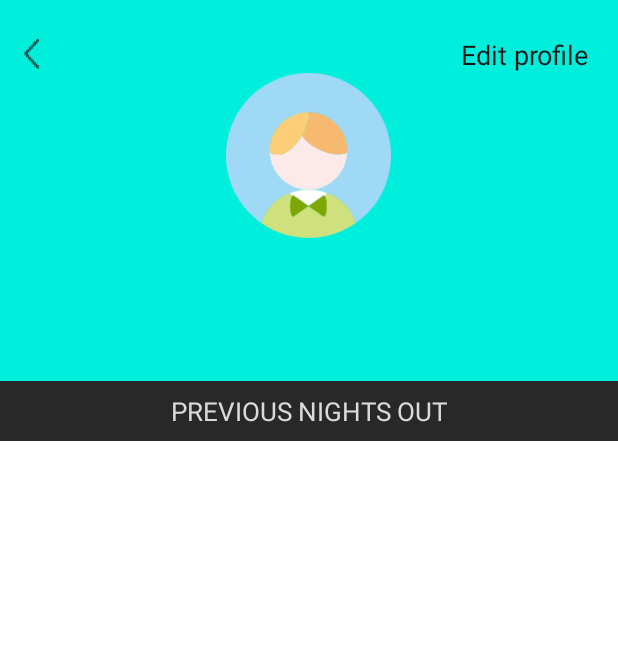
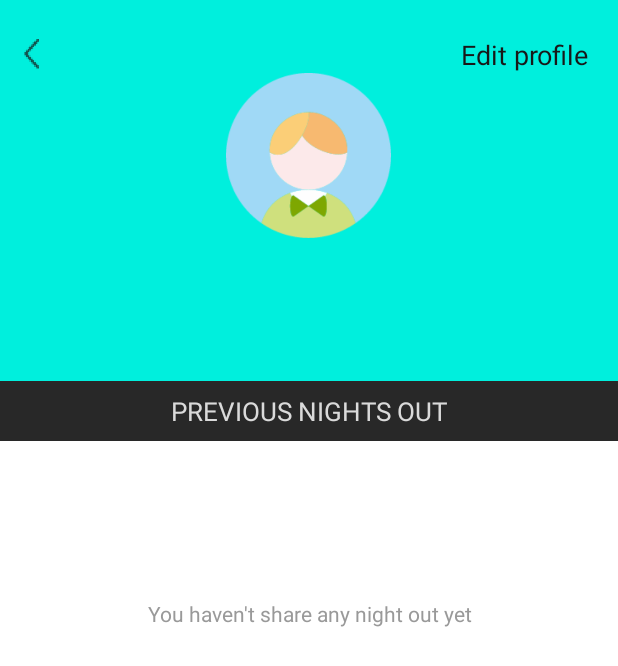
Before and after one commit to isjeffcom/outout_app, an Android app: the profileActivity screen opened directly, with no data from a screen before it, on a phone screen of 412 x 824 dp. Shown: the top 666 px of the screen. Run offline under Robolectric (Android 15) with nearby library versions, the phone set to English and light mode, and no system bars; our stand-ins replace Volley; libraries missing offline, so code that uses them is left out: com.facebook.drawee; network calls fail; pictures from the network do not load.

Commit message:
1. Check password match and at least 6 cha before register 2. Disable system back button in some activity 3. Fixed some bugs 4. User experience improvement.

```diff
--- a/app/src/main/java/com/example/tineshia/outout/profileActivity.java
+++ b/app/src/main/java/com/example/tineshia/outout/profileActivity.java
@@ -135,6 +135,8 @@ public class profileActivity extends AppCompatActivity {
                     @Override
                     public void onResponse(JSONArray response) {
 
+                        pa_container.removeAllViews();
+
                         for(int i=0;i<response.length();i++){
                             JSONObject object = (JSONObject) response.opt(i);
 
@@ -153,6 +155,7 @@ public class profileActivity extends AppCompatActivity {
 
                                 SimpleDraweeView c_img = (SimpleDraweeView) s.findViewById(R.id.p_c_img);
 
+
                                 //Set image using fresco
                                 Uri c_imageUrl = Uri.parse(object.getString("img"));
                                 c_img.setImageURI(c_imageUrl);
@@ -161,7 +164,7 @@ public class profileActivity extends AppCompatActivity {
 
                             }catch (JSONException e) {
                                 e.printStackTrace();
-                                Toast.makeText(profileActivity.this, "Check your internet connection.", Toast.LENGTH_SHORT).show();
+                                Toast.makeText(profileActivity.this, "We can't find anything here.", Toast.LENGTH_SHORT).show();
                             }
 
                         }
@@ -171,7 +174,7 @@ public class profileActivity extends AppCompatActivity {
                 }, new Response.ErrorListener() {
                     @Override
                     public void onErrorResponse(VolleyError error) {
-                        Toast.makeText(profileActivity.this, "Check your internet connection.", Toast.LENGTH_SHORT).show();
+                        Toast.makeText(profileActivity.this, "We can't find anything here.", Toast.LENGTH_SHORT).show();
                     }
                 });
 
--- a/app/src/main/java/com/example/tineshia/outout/userCreation.java
+++ b/app/src/main/java/com/example/tineshia/outout/userCreation.java
@@ -134,6 +134,12 @@ public class userCreation extends Activity {
         });
 
 
+    }
+
+    //Override system back button from go back to login
+    @Override
+    public void onBackPressed() {
+        //No thing happened
     }
 
     public void request(){
--- a/app/src/main/res/layout/activity_profile.xml
+++ b/app/src/main/res/layout/activity_profile.xml
@@ -163,6 +163,15 @@
                 android:layout_height="wrap_content"
                 android:orientation="vertical">
 
+
+                <TextView
+                    android:layout_width="match_parent"
+                    android:layout_height="wrap_content"
+                    android:layout_marginTop="100dp"
+                    android:gravity="center"
+                    android:text="You haven't share any night out yet"
+                    android:textColor="#999999" />
+
             </android.support.v7.widget.LinearLayoutCompat>
 
         </ScrollView>
--- a/app/src/main/res/values/styles.xml
+++ b/app/src/main/res/values/styles.xml
@@ -6,6 +6,12 @@
     <style name="AppTheme" parent="Theme.AppCompat.NoActionBar">
         <item name="android:windowTranslucentStatus">true</item>
         <item name="android:windowTranslucentNavigation">true</item>
+        <item name="drawerArrowStyle">@style/MaterialDrawer.DrawerArrowStyle</item>
+    </style>
+
+    <style name="MaterialDrawer.DrawerArrowStyle" parent="Widget.AppCompat.DrawerArrowToggle">
+        <item name="spinBars">true</item>
+        <item name="color">@color/colorPrimary</item>
     </style>
 
     <style name="alertText">
```
Also changed, not shown: app/src/main/java/com/example/tineshia/outout/LoginActivity.java (+6 -10 lines), app/src/main/java/com/example/tineshia/outout/MapsActivity.java (+13 -0 lines), app/src/main/java/com/example/tineshia/outout/RegisterActivity.java (+21 -21 lines), app/src/main/res/layout/activity_login.xml (+0 -11 lines), 387 other files.
